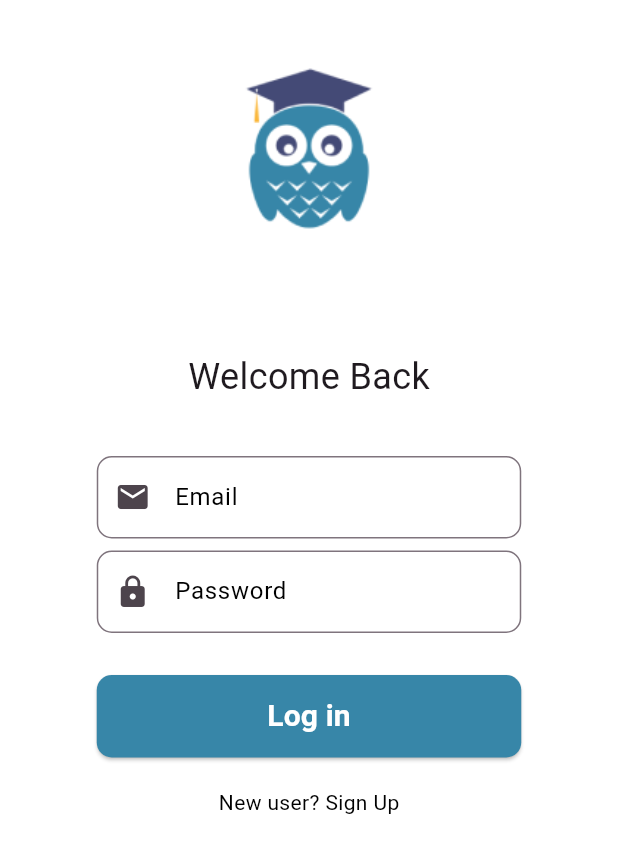
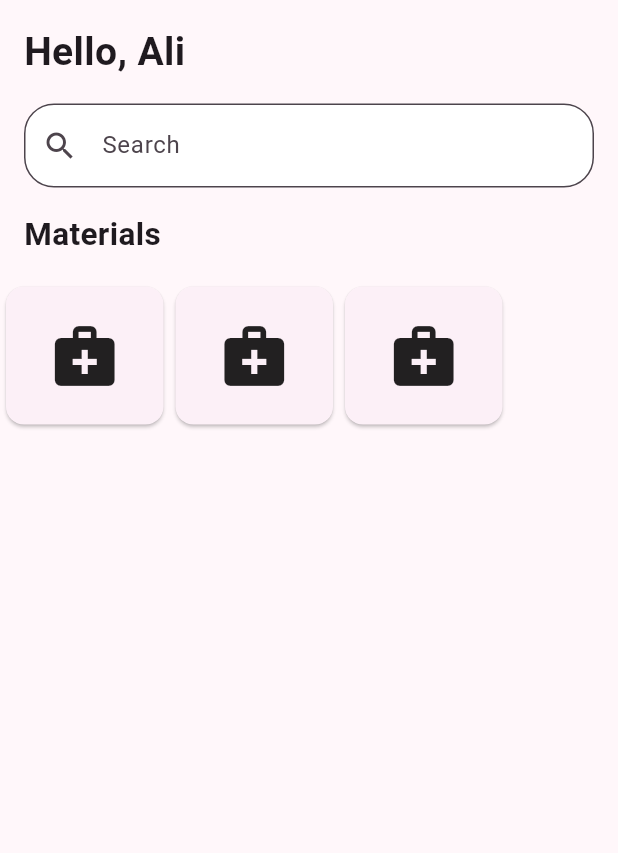
Before and after one commit to ali-mansour21/Studify-App, a Flutter app: the screen it shows after launch, scrolled down 32 dp, after a tap on "Log in", on a phone screen of 412 x 824 dp. Shown: the top 853 px of the screen. Run offline on Flutter 3.47's test engine with Material 3 defaults, Android fonts, the phone set to English and light mode, and no system bars.

Commit message:
Create the home and add the search bar

```diff
--- a/mobile/lib/main.dart
+++ b/mobile/lib/main.dart
@@ -1,4 +1,5 @@
 import 'package:flutter/material.dart';
+import 'package:mobile/screens/home_screen.dart';
 import 'package:mobile/screens/login_screen.dart';
 import 'package:mobile/screens/register_screen.dart';
 
@@ -18,7 +19,8 @@ class MyApp extends StatelessWidget {
           colorScheme: ColorScheme.fromSeed(seedColor: Colors.purple)),
       routes: {
         '/': (context) => const LoginScreen(),
-        '/register': (context) => const RegisterScreen()
+        '/register': (context) => const RegisterScreen(),
+        '/home': (context) => const HomeScreen(),
       },
     );
   }
--- /dev/null
+++ b/mobile/lib/screens/home_screen.dart
@@ -0,0 +1,64 @@
+import 'package:flutter/material.dart';
+
+class HomeScreen extends StatelessWidget {
+  const HomeScreen({super.key});
+
+  @override
+  Widget build(BuildContext context) {
+    return Scaffold(
+      body: SafeArea(
+        child: Column(
+          crossAxisAlignment: CrossAxisAlignment.start,
+          children: <Widget>[
+            Padding(
+              padding: EdgeInsets.all(16.0),
+              child: Text('Hello, Ali',
+                  style: TextStyle(fontSize: 26, fontWeight: FontWeight.w600)),
+            ),
+            Padding(
+                padding: const EdgeInsets.symmetric(horizontal: 16.0),
+                child: TextField(
+                  decoration: InputDecoration(
+                    hintText: "Search",
+                    prefixIcon: const Icon(Icons.search),
+                    border: OutlineInputBorder(
+                      borderRadius: BorderRadius.circular(20.0),
+                    ),
+                    filled: true,
+                    fillColor: Colors.white,
+                  ),
+                )),
+            const Padding(
+              padding: EdgeInsets.all(16.0),
+              child: Text('Materials',
+                  style: TextStyle(fontSize: 21, fontWeight: FontWeight.w600)),
+            ),
+            Container(
+              height: 100,
+              child: ListView.builder(
+                  scrollDirection: Axis.horizontal,
+                  itemCount: 3,
+                  itemBuilder: (context, index) {
+                    return Card(
+                      child: Container(
+                        width: 105,
+                        height: 140,
+                        child: const Column(
+                          mainAxisAlignment: MainAxisAlignment.center,
+                          children: <Widget>[
+                            Icon(
+                              Icons.medical_services,
+                              size: 48,
+                            )
+                          ],
+                        ),
+                      ),
+                    );
+                  }),
+            )
+          ],
+        ),
+      ),
+    );
+  }
+}
--- a/mobile/lib/screens/login_screen.dart
+++ b/mobile/lib/screens/login_screen.dart
@@ -29,7 +29,9 @@ class LoginScreen extends StatelessWidget {
               MainButton(
                   buttonColor: const Color(0xFF3786A8),
                   buttonText: "Log in",
-                  onPressed: () {}),
+                  onPressed: () {
+                    Navigator.of(context).pushReplacementNamed('/home');
+                  }),
               const SizedBox(height: 20),
               GestureDetector(
                 onTap: () {
```
